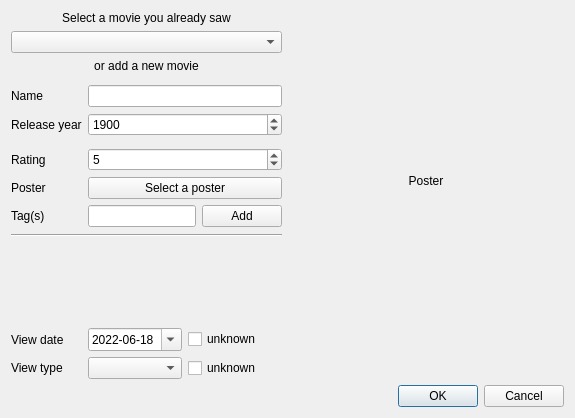
Old version of the form Dialogs/AddViewDialog.ui in the repository AmbreM71/MovieManager.
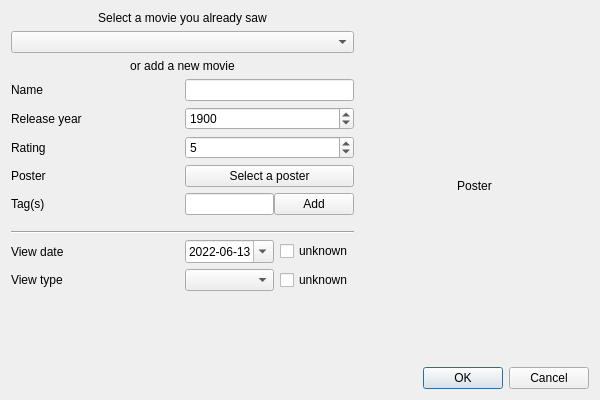
New version of the form.

Commit message: [Custom columns] Implement custom columns when adding a view

Diff of the .ui file:
```diff
--- a/Dialogs/AddViewDialog.ui
+++ b/Dialogs/AddViewDialog.ui
@@ -6,8 +6,8 @@
    <rect>
     <x>0</x>
     <y>0</y>
-    <width>575</width>
-    <height>418</height>
+    <width>600</width>
+    <height>400</height>
    </rect>
   </property>
   <property name="sizePolicy">
@@ -19,183 +19,24 @@
   <property name="windowTitle">
    <string>Add a view</string>
   </property>
+  <property name="autoFillBackground">
+   <bool>false</bool>
+  </property>
   <property name="sizeGripEnabled">
    <bool>false</bool>
   </property>
   <property name="modal">
    <bool>true</bool>
   </property>
-  <layout class="QGridLayout" name="gridLayout">
-   <item row="5" column="0">
-    <widget class="QLabel" name="MovieReleaseYearLabel">
-     <property name="text">
-      <string>Release year</string>
-     </property>
-    </widget>
-   </item>
-   <item row="0" column="0" colspan="3">
-    <widget class="QLabel" name="SelectMovieLabel">
-     <property name="layoutDirection">
-      <enum>Qt::LeftToRight</enum>
-     </property>
-     <property name="text">
-      <string>Select a movie you already saw</string>
-     </property>
-     <property name="alignment">
-      <set>Qt::AlignCenter</set>
-     </property>
-    </widget>
-   </item>
-   <item row="1" column="0" colspan="3">
-    <widget class="QComboBox" name="ExistingMoviesComboBox">
-     <property name="focusPolicy">
-      <enum>Qt::NoFocus</enum>
-     </property>
-    </widget>
-   </item>
-   <item row="15" column="2">
-    <widget class="QCheckBox" name="UnknownViewTypeCheckbox">
-     <property name="sizePolicy">
-      <sizepolicy hsizetype="Minimum" vsizetype="Fixed">
-       <horstretch>0</horstretch>
-       <verstretch>0</verstretch>
-      </sizepolicy>
-     </property>
-     <property name="text">
-      <string>unknown</string>
-     </property>
-    </widget>
-   </item>
-   <item row="10" column="0" rowspan="3" colspan="3">
-    <layout class="QHBoxLayout" name="TagsLayout">
+  <layout class="QGridLayout" name="gridLayout" columnstretch="6,4">
+   <property name="sizeConstraint">
+    <enum>QLayout::SetDefaultConstraint</enum>
+   </property>
+   <item row="0" column="0">
+    <layout class="QGridLayout" name="FormLayout" columnstretch="50,50">
+     <item row="11" column="1">
+      <layout class="QHBoxLayout" name="ViewDateInputLayout" stretch="100,0">
      <item>
-      <spacer name="horizontalSpacer">
-       <property name="orientation">
-        <enum>Qt::Horizontal</enum>
-       </property>
-       <property name="sizeHint" stdset="0">
-        <size>
-         <width>40</width>
-         <height>10</height>
-        </size>
-       </property>
-      </spacer>
-     </item>
-    </layout>
-   </item>
-   <item row="0" column="3" rowspan="15">
-    <widget class="QLabel" name="PosterLabel">
-     <property name="sizePolicy">
-      <sizepolicy hsizetype="Expanding" vsizetype="Preferred">
-       <horstretch>0</horstretch>
-       <verstretch>0</verstretch>
-      </sizepolicy>
-     </property>
-     <property name="text">
-      <string>Poster</string>
-     </property>
-     <property name="alignment">
-      <set>Qt::AlignCenter</set>
-     </property>
-    </widget>
-   </item>
-   <item row="9" column="1" colspan="2">
-    <layout class="QHBoxLayout" name="horizontalLayout">
-     <item>
-      <widget class="QLineEdit" name="TagsInput"/>
-     </item>
-     <item>
-      <widget class="QPushButton" name="TagsAddButton">
-       <property name="sizePolicy">
-        <sizepolicy hsizetype="Minimum" vsizetype="Fixed">
-         <horstretch>0</horstretch>
-         <verstretch>0</verstretch>
-        </sizepolicy>
-       </property>
-       <property name="text">
-        <string>Add</string>
-       </property>
-      </widget>
-     </item>
-    </layout>
-   </item>
-   <item row="9" column="0">
-    <widget class="QLabel" name="TagsLabel">
-     <property name="text">
-      <string>Tag(s)</string>
-     </property>
-    </widget>
-   </item>
-   <item row="12" column="0" colspan="3">
-    <widget class="Line" name="SeparationLine">
-     <property name="orientation">
-      <enum>Qt::Horizontal</enum>
-     </property>
-    </widget>
-   </item>
-   <item row="2" column="0" colspan="3">
-    <widget class="QLabel" name="NewMovieLabel">
-     <property name="text">
-      <string>or add a new movie</string>
-     </property>
-     <property name="alignment">
-      <set>Qt::AlignCenter</set>
-     </property>
-    </widget>
-   </item>
-   <item row="8" column="1" colspan="2">
-    <widget class="QPushButton" name="PosterButton">
-     <property name="text">
-      <string>Select a poster</string>
-     </property>
-    </widget>
-   </item>
-   <item row="15" column="1">
-    <widget class="QComboBox" name="ViewTypeComboBox">
-     <property name="frame">
-      <bool>true</bool>
-     </property>
-    </widget>
-   </item>
-   <item row="15" column="0">
-    <widget class="QLabel" name="MovieViewTypeLabel">
-     <property name="text">
-      <string>View type</string>
-     </property>
-    </widget>
-   </item>
-   <item row="14" column="2">
-    <widget class="QCheckBox" name="UnknownViewDateCheckbox">
-     <property name="text">
-      <string>unknown</string>
-     </property>
-     <property name="checked">
-      <bool>false</bool>
-     </property>
-    </widget>
-   </item>
-   <item row="14" column="0">
-    <widget class="QLabel" name="MovieViewDateLabel">
-     <property name="text">
-      <string>View date</string>
-     </property>
-    </widget>
-   </item>
-   <item row="4" column="0">
-    <widget class="QLabel" name="MovieNameLabel">
-     <property name="text">
-      <string>Name</string>
-     </property>
-    </widget>
-   </item>
-   <item row="7" column="0">
-    <widget class="QLabel" name="MovieRatingLabel">
-     <property name="text">
-      <string>Rating</string>
-     </property>
-    </widget>
-   </item>
-   <item row="14" column="1">
     <widget class="QDateEdit" name="MovieViewDateInput">
      <property name="sizePolicy">
       <sizepolicy hsizetype="Minimum" vsizetype="Fixed">
@@ -213,7 +54,7 @@
        <second>0</second>
        <year>2022</year>
        <month>6</month>
-       <day>18</day>
+           <day>13</day>
       </datetime>
      </property>
      <property name="maximumDateTime">
@@ -233,7 +74,7 @@
        <second>0</second>
        <year>1899</year>
        <month>12</month>
-       <day>12</day>
+           <day>7</day>
       </datetime>
      </property>
      <property name="displayFormat">
@@ -244,14 +85,127 @@
      </property>
     </widget>
    </item>
-   <item row="8" column="0">
-    <widget class="QLabel" name="PosterTextLabel">
+       <item>
+        <widget class="QCheckBox" name="UnknownViewDateCheckbox">
      <property name="text">
-      <string>Poster</string>
-     </property>
-    </widget>
-   </item>
-   <item row="13" column="0" colspan="3">
+          <string>unknown</string>
+         </property>
+         <property name="checked">
+          <bool>false</bool>
+         </property>
+        </widget>
+       </item>
+      </layout>
+     </item>
+     <item row="12" column="1">
+      <layout class="QHBoxLayout" name="ViewTypeInputLayout" stretch="100,0">
+       <item>
+        <widget class="QComboBox" name="ViewTypeComboBox">
+         <property name="frame">
+          <bool>true</bool>
+         </property>
+        </widget>
+       </item>
+       <item>
+        <widget class="QCheckBox" name="UnknownViewTypeCheckbox">
+         <property name="sizePolicy">
+          <sizepolicy hsizetype="Minimum" vsizetype="Fixed">
+           <horstretch>0</horstretch>
+           <verstretch>0</verstretch>
+          </sizepolicy>
+         </property>
+         <property name="text">
+          <string>unknown</string>
+         </property>
+        </widget>
+       </item>
+      </layout>
+     </item>
+     <item row="8" column="1">
+      <layout class="QHBoxLayout" name="TagsInputLayout" stretch="100,0">
+       <property name="spacing">
+        <number>0</number>
+       </property>
+       <item>
+        <widget class="QLineEdit" name="TagsInput"/>
+       </item>
+       <item>
+        <widget class="QPushButton" name="TagsAddButton">
+         <property name="sizePolicy">
+          <sizepolicy hsizetype="Minimum" vsizetype="Fixed">
+           <horstretch>0</horstretch>
+           <verstretch>0</verstretch>
+          </sizepolicy>
+         </property>
+         <property name="text">
+          <string>Add</string>
+         </property>
+        </widget>
+       </item>
+      </layout>
+     </item>
+     <item row="10" column="0" colspan="2">
+      <widget class="Line" name="line">
+       <property name="orientation">
+        <enum>Qt::Horizontal</enum>
+       </property>
+      </widget>
+     </item>
+     <item row="1" column="0" colspan="2">
+      <widget class="QComboBox" name="ExistingMoviesComboBox">
+       <property name="focusPolicy">
+        <enum>Qt::NoFocus</enum>
+       </property>
+      </widget>
+     </item>
+     <item row="3" column="1">
+      <widget class="QLineEdit" name="MovieNameInput"/>
+     </item>
+     <item row="6" column="1">
+      <widget class="QPushButton" name="PosterButton">
+       <property name="text">
+        <string>Select a poster</string>
+       </property>
+      </widget>
+     </item>
+     <item row="12" column="0">
+      <widget class="QLabel" name="MovieViewTypeLabel">
+       <property name="text">
+        <string>View type</string>
+       </property>
+      </widget>
+     </item>
+     <item row="3" column="0">
+      <widget class="QLabel" name="MovieNameLabel">
+       <property name="text">
+        <string>Name</string>
+       </property>
+      </widget>
+     </item>
+     <item row="0" column="0" colspan="2">
+      <widget class="QLabel" name="SelectMovieLabel">
+       <property name="layoutDirection">
+        <enum>Qt::LeftToRight</enum>
+       </property>
+       <property name="text">
+        <string>Select a movie you already saw</string>
+       </property>
+       <property name="alignment">
+        <set>Qt::AlignCenter</set>
+       </property>
+      </widget>
+     </item>
+     <item row="5" column="1">
+      <widget class="QSpinBox" name="MovieRatingInput">
+       <property name="maximum">
+        <number>10</number>
+       </property>
+       <property name="value">
+        <number>5</number>
+       </property>
+      </widget>
+     </item>
+     <item row="13" column="0" colspan="2">
     <spacer name="verticalSpacer">
      <property name="orientation">
       <enum>Qt::Vertical</enum>
@@ -264,10 +218,62 @@
      </property>
     </spacer>
    </item>
-   <item row="4" column="1" colspan="2">
-    <widget class="QLineEdit" name="MovieNameInput"/>
-   </item>
-   <item row="5" column="1" colspan="2">
+     <item row="8" column="0">
+      <widget class="QLabel" name="TagsLabel">
+       <property name="text">
+        <string>Tag(s)</string>
+       </property>
+      </widget>
+     </item>
+     <item row="11" column="0">
+      <widget class="QLabel" name="MovieViewDateLabel">
+       <property name="text">
+        <string>View date</string>
+       </property>
+      </widget>
+     </item>
+     <item row="2" column="0" colspan="2">
+      <widget class="QLabel" name="NewMovieLabel">
+       <property name="text">
+        <string>or add a new movie</string>
+       </property>
+       <property name="alignment">
+        <set>Qt::AlignCenter</set>
+       </property>
+      </widget>
+     </item>
+     <item row="9" column="0" colspan="2">
+      <layout class="QHBoxLayout" name="TagsLayout">
+       <item>
+        <spacer name="horizontalSpacer">
+         <property name="orientation">
+          <enum>Qt::Horizontal</enum>
+         </property>
+         <property name="sizeHint" stdset="0">
+          <size>
+           <width>40</width>
+           <height>10</height>
+          </size>
+         </property>
+        </spacer>
+       </item>
+      </layout>
+     </item>
+     <item row="5" column="0">
+      <widget class="QLabel" name="MovieRatingLabel">
+       <property name="text">
+        <string>Rating</string>
+       </property>
+      </widget>
+     </item>
+     <item row="4" column="0">
+      <widget class="QLabel" name="MovieReleaseYearLabel">
+       <property name="text">
+        <string>Release year</string>
+       </property>
+      </widget>
+     </item>
+     <item row="4" column="1">
     <widget class="QSpinBox" name="MovieReleaseYearInput">
      <property name="minimum">
       <number>1870</number>
@@ -280,17 +286,41 @@
      </property>
     </widget>
    </item>
-   <item row="7" column="1" colspan="2">
-    <widget class="QSpinBox" name="MovieRatingInput">
-     <property name="maximum">
-      <number>10</number>
-     </property>
-     <property name="value">
-      <number>5</number>
-     </property>
-    </widget>
-   </item>
-   <item row="16" column="0" colspan="4">
+     <item row="6" column="0">
+      <widget class="QLabel" name="PosterTextLabel">
+       <property name="sizePolicy">
+        <sizepolicy hsizetype="Expanding" vsizetype="Preferred">
+         <horstretch>0</horstretch>
+         <verstretch>0</verstretch>
+        </sizepolicy>
+       </property>
+       <property name="text">
+        <string>Poster</string>
+       </property>
+       <property name="alignment">
+        <set>Qt::AlignLeading|Qt::AlignLeft|Qt::AlignVCenter</set>
+       </property>
+      </widget>
+     </item>
+     <item row="7" column="1">
+      <layout class="QVBoxLayout" name="CustomColumnsInputLayout"/>
+     </item>
+     <item row="7" column="0">
+      <layout class="QVBoxLayout" name="CustomColumnsLabelLayout"/>
+     </item>
+    </layout>
+   </item>
+   <item row="0" column="1">
+    <widget class="QLabel" name="PosterLabel">
+     <property name="text">
+      <string>Poster</string>
+     </property>
+     <property name="alignment">
+      <set>Qt::AlignCenter</set>
+     </property>
+    </widget>
+   </item>
+   <item row="1" column="0" colspan="2">
     <widget class="QDialogButtonBox" name="ButtonBox">
      <property name="orientation">
       <enum>Qt::Horizontal</enum>
```
Left out of the diff: 12 changed lines with no effect on the pictures. Lines whose indentation alone changed are shown as unchanged. The commit also changes 4 other files.
